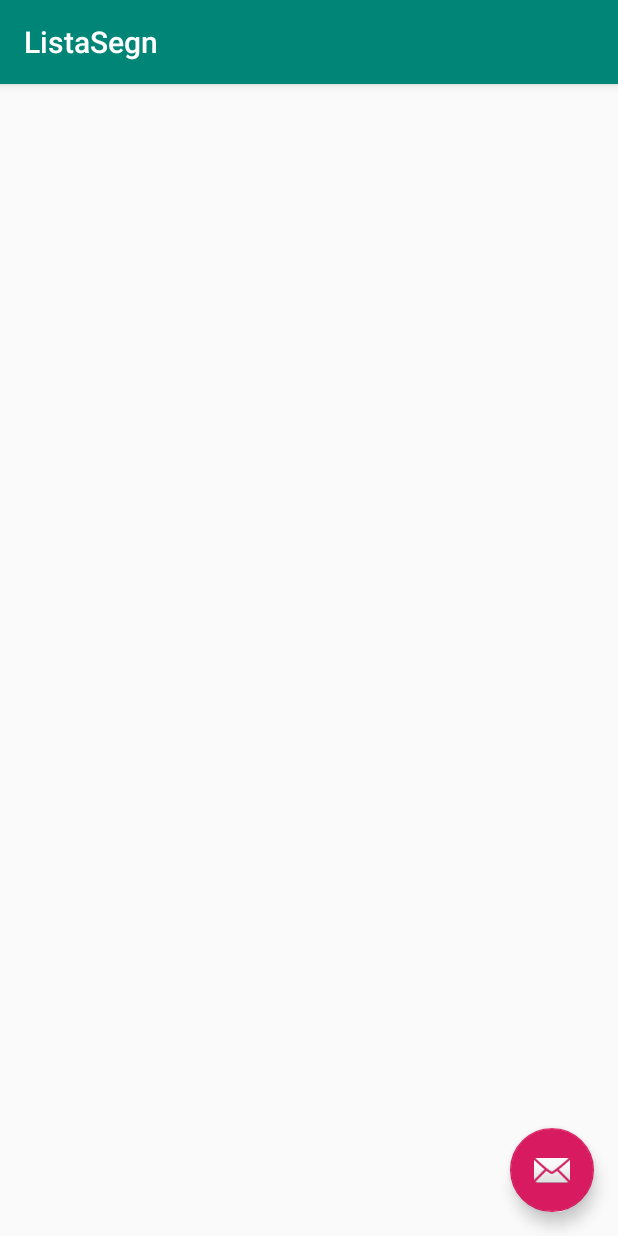
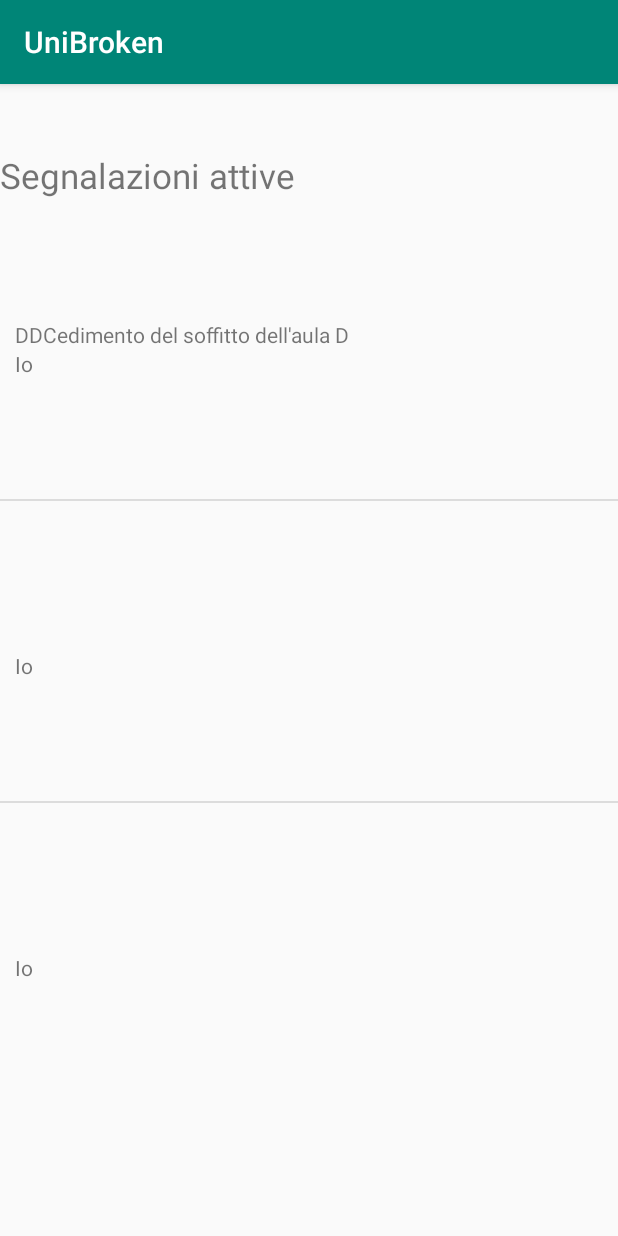
Before and after one commit to atzoriandrea/UniBroken, an Android app: the ListaSegn screen opened directly, with no data from a screen before it, on a phone screen of 412 x 824 dp. Run offline under Robolectric (Android 15) with nearby library versions, the light colour scheme and no system bars.

Commit message:
04/02/2019 -v2

```diff
--- a/app/src/main/AndroidManifest.xml
+++ b/app/src/main/AndroidManifest.xml
@@ -22,10 +22,8 @@
             android:name=".HomeRaga"
             android:label="@string/title_activity_home_raga"
             android:theme="@style/AppTheme.NoActionBar" />
-        <activity
-            android:name=".ListaSegn"
-            android:label="@string/title_activity_lista_segn"
-            android:theme="@style/AppTheme.NoActionBar"></activity>
+        <activity android:name=".ListaSegn"/>
+
     </application>
 
 </manifest>
--- a/app/src/main/java/com/example/mirko/unibroken/ListaSegn.java
+++ b/app/src/main/java/com/example/mirko/unibroken/ListaSegn.java
@@ -1,29 +1,75 @@
 package com.example.mirko.unibroken;
 
+import android.content.Context;
 import android.os.Bundle;
 import android.support.design.widget.FloatingActionButton;
 import android.support.design.widget.Snackbar;
 import android.support.v7.app.AppCompatActivity;
 import android.support.v7.widget.Toolbar;
+import android.view.LayoutInflater;
 import android.view.View;
+import android.view.ViewGroup;
+import android.widget.ArrayAdapter;
+import android.widget.BaseAdapter;
+import android.widget.ListView;
+import android.widget.TextView;
+
+import java.util.ArrayList;
+import java.util.List;
 
 public class ListaSegn extends AppCompatActivity {
-
+    public class Adattatore extends BaseAdapter{
+        private List<Segnalazione> lista=null;
+        private Context context=null;
+        public Adattatore(Context context, List<Segnalazione> lista)
+        {
+            this.lista=lista;
+            this.context=context;
+        }
+        @Override
+        public int getCount()
+        {
+            return lista.size();
+        }
+        @Override
+        public Object getItem(int position)
+        {
+            return lista.get(position);
+        }
+        @Override
+        public long getItemId(int position)
+        {
+            return getItem(position).hashCode();
+        }
+        @Override
+        public View getView(int position, View v, ViewGroup vg)
+        {
+            if (v==null)
+            {
+                v= LayoutInflater.from(context).inflate(R.layout.activity_lista_segn_element, null);
+            }
+            Segnalazione s=(Segnalazione) getItem(position);
+            TextView txt=(TextView) v.findViewById(R.id.txt_article_description);
+            txt.setText(s.getTesto());
+            txt=(TextView) v.findViewById(R.id.autore);
+            txt.setText("Io");
+            return v;
+        }
+    }
+    ListView lista;
+    ArrayList<Segnalazione> segn = new ArrayList<Segnalazione>();
+    SegnFactory sf = SegnFactory.getInstance();
+    Adattatore a ;
     @Override
     protected void onCreate(Bundle savedInstanceState) {
         super.onCreate(savedInstanceState);
         setContentView(R.layout.activity_lista_segn);
-        Toolbar toolbar = (Toolbar) findViewById(R.id.toolbar);
-        setSupportActionBar(toolbar);
+        segn = SegnFactory.getListaSegnalazioni();
+        a = new Adattatore(this,segn);
+        lista = (ListView)findViewById(R.id.SegList);
+        lista.setAdapter(a);
 
-        FloatingActionButton fab = (FloatingActionButton) findViewById(R.id.fab);
-        fab.setOnClickListener(new View.OnClickListener() {
-            @Override
-            public void onClick(View view) {
-                Snackbar.make(view, "Replace with your own action", Snackbar.LENGTH_LONG)
-                        .setAction("Action", null).show();
-            }
-        });
+
     }
 
 }
--- a/app/src/main/java/com/example/mirko/unibroken/MainActivity.java
+++ b/app/src/main/java/com/example/mirko/unibroken/MainActivity.java
@@ -52,7 +52,7 @@ public class MainActivity extends AppCompatActivity {
                     persona.setPassword(""+password.getText().toString());
                     p2 = PersonaFactory.login(persona.getUsername(),persona.getPassword());
                     if(p2 != null){
-                        showResults.putExtra(PERSONA_EXTRA, persona);
+                        showResults.putExtra(PERSONA_EXTRA, p2);
                         //passo i dati del mio utente ed attivo la seconda activity
                         startActivity(showResults);}
                     else{
--- a/app/src/main/java/com/example/mirko/unibroken/SegnFactory.java
+++ b/app/src/main/java/com/example/mirko/unibroken/SegnFactory.java
@@ -4,11 +4,33 @@ import java.util.ArrayList;
 
 public class SegnFactory {
 
-        private static com.example.mirko.unibroken.SegnFactory instance;
+        private static SegnFactory instance;
         private static ArrayList<Segnalazione> listaSegnalazioni = new ArrayList<>();
         private SegnFactory(){
             Segnalazione s1 = new Segnalazione();
             s1.setAutore(4);
             s1.setTesto("Cedimento del soffitto dell'aula D");
+
+            Segnalazione s2 = new Segnalazione();
+            s1.setAutore(2);
+            s1.setTesto("CCCedimento del soffitto dell'aula D");
+
+            Segnalazione s3 = new Segnalazione();
+            s1.setAutore(1);
+            s1.setTesto("DDCedimento del soffitto dell'aula D");
+
+            listaSegnalazioni.add(s1);
+            listaSegnalazioni.add(s2);
+            listaSegnalazioni.add(s3);
         }
+        public static SegnFactory getInstance(){
+            if (instance == null)
+                instance = new SegnFactory();
+            return instance;
+        }
+        public static ArrayList<Segnalazione> getListaSegnalazioni(){
+            SegnFactory factory = SegnFactory.getInstance();
+            return listaSegnalazioni;
+        }
+
 }
--- a/app/src/main/java/com/example/mirko/unibroken/Segnalazione.java
+++ b/app/src/main/java/com/example/mirko/unibroken/Segnalazione.java
@@ -1,6 +1,8 @@
 package com.example.mirko.unibroken;
 
-public class Segnalazione {
+import java.io.Serializable;
+
+public class Segnalazione implements Serializable {
     private int autore;
     private String image;
     private String testo;
--- a/app/src/main/res/layout/activity_lista_segn.xml
+++ b/app/src/main/res/layout/activity_lista_segn.xml
@@ -1,33 +1,30 @@
 <?xml version="1.0" encoding="utf-8"?>
-<android.support.design.widget.CoordinatorLayout xmlns:android="http://schemas.android.com/apk/res/android"
+<android.support.constraint.ConstraintLayout xmlns:android="http://schemas.android.com/apk/res/android"
     xmlns:app="http://schemas.android.com/apk/res-auto"
     xmlns:tools="http://schemas.android.com/tools"
     android:layout_width="match_parent"
     android:layout_height="match_parent"
     tools:context=".ListaSegn">
 
-    <android.support.design.widget.AppBarLayout
+    <LinearLayout
         android:layout_width="match_parent"
         android:layout_height="wrap_content"
-        android:theme="@style/AppTheme.AppBarOverlay">
+        android:orientation="vertical">
+        <TextView
+            android:layout_width="wrap_content"
+            android:layout_height="wrap_content"
+            android:layout_marginLeft="0dp"
+            android:layout_marginTop="45dp"
+            android:layout_marginRight="0dp"
+            android:gravity="center_horizontal"
+            android:text="Segnalazioni attive"
+            android:textSize="23dp"/>
+        <ListView
+            android:id="@+id/SegList"
+            android:layout_width="match_parent"
+            android:layout_height="wrap_content">
 
-        <android.support.v7.widget.Toolbar
-            android:id="@+id/toolbar"
-            android:layout_width="match_parent"
-            android:layout_height="?attr/actionBarSize"
-            android:background="?attr/colorPrimary"
-            app:popupTheme="@style/AppTheme.PopupOverlay" />
+        </ListView>
+    </LinearLayout>
 
-    </android.support.design.widget.AppBarLayout>
-
-    <include layout="@layout/content_lista_segn" />
-
-    <android.support.design.widget.FloatingActionButton
-        android:id="@+id/fab"
-        android:layout_width="wrap_content"
-        android:layout_height="wrap_content"
-        android:layout_gravity="bottom|end"
-        android:layout_margin="@dimen/fab_margin"
-        app:srcCompat="@android:drawable/ic_dialog_email" />
-
-</android.support.design.widget.CoordinatorLayout>
+</android.support.constraint.ConstraintLayout>
--- /dev/null
+++ b/app/src/main/res/layout/activity_lista_segn_element.xml
@@ -0,0 +1,29 @@
+<?xml version="1.0" encoding="utf-8"?>
+<android.support.constraint.ConstraintLayout
+    xmlns:android="http://schemas.android.com/apk/res/android" android:layout_width="match_parent"
+    android:layout_height="match_parent">
+    <RelativeLayout xmlns:android="http://schemas.android.com/apk/res/android"
+        android:layout_width="match_parent"
+        android:layout_height="200dp"
+        android:descendantFocusability="blocksDescendants"
+        android:padding="10dp">
+        <LinearLayout
+            android:layout_height="wrap_content"
+            android:layout_width="wrap_content"
+            android:layout_alignParentLeft="true"
+            android:layout_centerVertical="true"
+            android:orientation="vertical"
+            android:id="@+id/ll_text">
+            <TextView
+                android:layout_width="wrap_content"
+                android:layout_height="wrap_content"
+                android:id="@+id/txt_article_description"/>
+            <TextView
+                android:layout_width="wrap_content"
+                android:layout_height="wrap_content"
+                android:id="@+id/autore"/>
+        </LinearLayout>
+
+    </RelativeLayout>
+
+</android.support.constraint.ConstraintLayout>
--- a/app/src/main/res/layout/content_lista_segn.xml
+++ b/app/src/main/res/layout/content_lista_segn.xml
@@ -8,4 +8,7 @@
     tools:context=".ListaSegn"
     tools:showIn="@layout/activity_lista_segn">
 
+
+
+
 </android.support.constraint.ConstraintLayout>
```
Also changed, not shown: app/src/main/java/com/example/mirko/unibroken/Homepage.java (+17 -12 lines), app/src/main/java/com/example/mirko/unibroken/PersonaFactory.java (+10 -8 lines).
